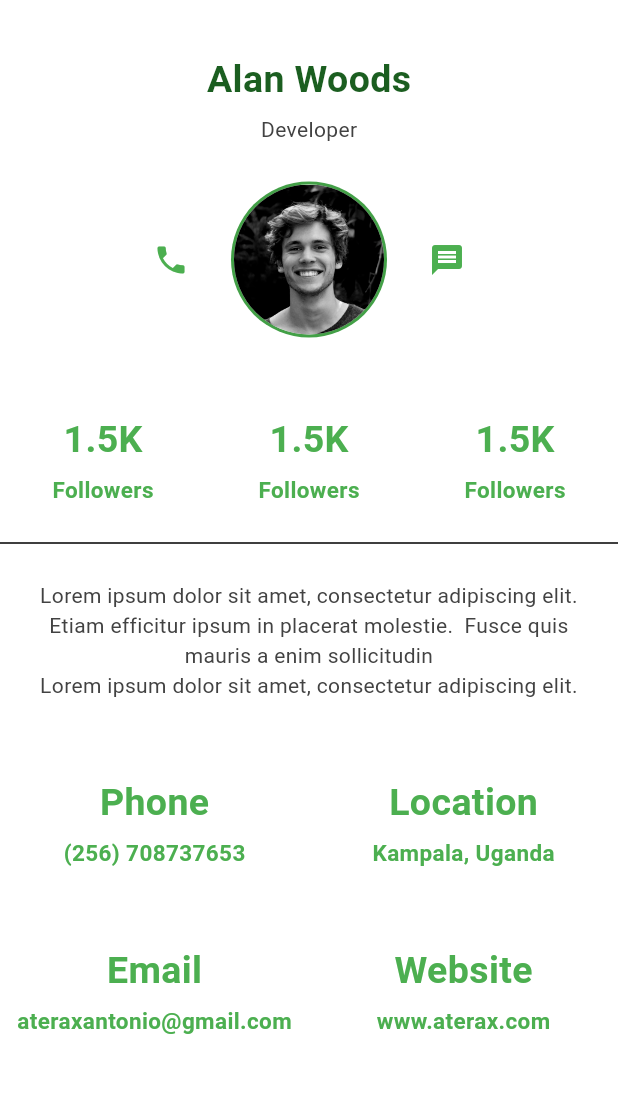
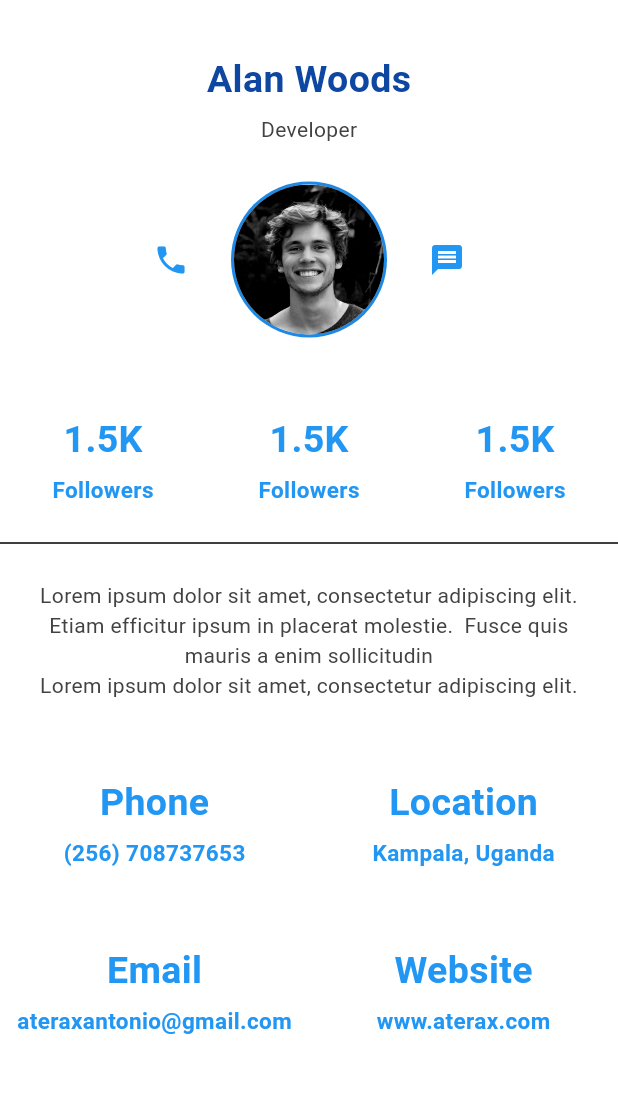
Before and after one commit to kasasa22/WePut, a Flutter app: the Profile screen opened by its route, on a phone screen of 412 x 824 dp, the part 84-1177 px from its top. Run offline on Flutter 3.47's test engine with Material 3 defaults, Android fonts, the phone set to English and light mode, and no system bars; our stand-ins replace cloud_firestore, firebase_auth, firebase_core, fl_chart, settings_ui; accounts and stored records are empty.

Commit message:
Jan 8, 2024, 1:23 PM

```diff
--- a/lib/pages/profile.dart
+++ b/lib/pages/profile.dart
@@ -52,14 +52,14 @@ class Profile extends StatelessWidget {
             Text("Alan Woods",
                 style: TextStyle(
                     fontWeight: FontWeight.bold,
-                    color: Colors.green[900],
+                    color: Colors.blue[900],
                     fontSize: 25)),
             Container(
               height: 5,
             ),
             Text(
               "Developer",
-              style: TextStyle(color: Colors.green[60]),
+              style: TextStyle(color: Colors.blue[60]),
             ),
             Container(height: 25),
             Row(
@@ -69,7 +69,7 @@ class Profile extends StatelessWidget {
                   child: const SizedBox(
                     width: 60,
                     height: 60,
-                    child: Icon(Icons.phone, color: Colors.green),
+                    child: Icon(Icons.phone, color: Colors.blue),
                   ),
                   onTap: () {},
                 ),
@@ -78,7 +78,7 @@ class Profile extends StatelessWidget {
                 ),
                 CircleAvatar(
                   radius: 52,
-                  backgroundColor: Colors.green[600],
+                  backgroundColor: Colors.blue[600],
                   child: const CircleAvatar(
                     radius: 50,
                     backgroundImage: AssetImage("assets/images/person.jpg"),
@@ -91,7 +91,7 @@ class Profile extends StatelessWidget {
                   child: const SizedBox(
                     width: 60,
                     height: 60,
-                    child: Icon(Icons.message, color: Colors.green),
+                    child: Icon(Icons.message, color: Colors.blue),
                   ),
                   onTap: () {},
                 ),
@@ -107,7 +107,7 @@ class Profile extends StatelessWidget {
                       "1.5K",
                       style: TextStyle(
                           fontWeight: FontWeight.bold,
-                          color: Colors.green,
+                          color: Colors.blue,
                           fontSize: 25),
                     ),
                     Container(height: 5),
@@ -115,7 +115,7 @@ class Profile extends StatelessWidget {
                       "Followers",
                       style: TextStyle(
                           fontWeight: FontWeight.bold,
-                          color: Colors.green,
+                          color: Colors.blue,
                           fontSize: 15),
                     ),
                   ]),
@@ -127,7 +127,7 @@ class Profile extends StatelessWidget {
                       "1.5K",
                       style: TextStyle(
                           fontWeight: FontWeight.bold,
-                          color: Colors.green,
+                          color: Colors.blue,
                           fontSize: 25),
                     ),
                     Container(height: 5),
@@ -135,7 +135,7 @@ class Profile extends StatelessWidget {
                       "Followers",
                       style: TextStyle(
                           fontWeight: FontWeight.bold,
-                          color: Colors.green,
+                          color: Colors.blue,
                           fontSize: 15),
                     ),
                   ]),
@@ -147,7 +147,7 @@ class Profile extends StatelessWidget {
                       "1.5K",
                       style: TextStyle(
                           fontWeight: FontWeight.bold,
-                          color: Colors.green,
+                          color: Colors.blue,
                           fontSize: 25),
                     ),
                     Container(height: 5),
@@ -155,7 +155,7 @@ class Profile extends StatelessWidget {
                       "Followers",
                       style: TextStyle(
                           fontWeight: FontWeight.bold,
-                          color: Colors.green,
+                          color: Colors.blue,
                           fontSize: 15),
                     ),
                   ]),
@@ -170,7 +170,7 @@ class Profile extends StatelessWidget {
               child: Text(
                 MyStrings.middle_lorem_ipsum,
                 textAlign: TextAlign.center,
-                selectionColor: Colors.green[900],
+                selectionColor: Colors.blue[900],
               ),
             ),
             Container(
@@ -178,7 +178,7 @@ class Profile extends StatelessWidget {
               child: Text(
                 MyStrings.short_lorem_ipsum,
                 textAlign: TextAlign.center,
-                selectionColor: Colors.green[900],
+                selectionColor: Colors.blue[900],
               ),
             ),
             Container(
@@ -193,7 +193,7 @@ class Profile extends StatelessWidget {
                       "Phone",
                       style: TextStyle(
                           fontWeight: FontWeight.bold,
-                          color: Colors.green,
+                          color: Colors.blue,
                           fontSize: 25),
                     ),
                     Container(height: 5),
@@ -201,7 +201,7 @@ class Profile extends StatelessWidget {
                       "(256) 708737653",
                       style: TextStyle(
                           fontWeight: FontWeight.bold,
-                          color: Colors.green,
+                          color: Colors.blue,
                           fontSize: 15),
                     ),
                   ]),
@@ -213,7 +213,7 @@ class Profile extends StatelessWidget {
                       "Location",
                       style: TextStyle(
                           fontWeight: FontWeight.bold,
-                          color: Colors.green,
+                          color: Colors.blue,
                           fontSize: 25),
                     ),
                     Container(height: 5),
@@ -221,7 +221,7 @@ class Profile extends StatelessWidget {
                       "Kampala, Uganda",
                       style: TextStyle(
                           fontWeight: FontWeight.bold,
-                          color: Colors.green,
+                          color: Colors.blue,
                           fontSize: 15),
                     ),
                   ]),
@@ -240,7 +240,7 @@ class Profile extends StatelessWidget {
                       "Email",
                       style: TextStyle(
                           fontWeight: FontWeight.bold,
-                          color: Colors.green,
+                          color: Colors.blue,
                           fontSize: 25),
                     ),
                     Container(height: 5),
@@ -248,7 +248,7 @@ class Profile extends StatelessWidget {
                       "ateraxantonio@gmail.com",
                       style: TextStyle(
                           fontWeight: FontWeight.bold,
-                          color: Colors.green,
+                          color: Colors.blue,
                           fontSize: 15),
                     ),
                   ]),
@@ -260,7 +260,7 @@ class Profile extends StatelessWidget {
                       "Website",
                       style: TextStyle(
                           fontWeight: FontWeight.bold,
-                          color: Colors.green,
+                          color: Colors.blue,
                           fontSize: 25),
                     ),
                     Container(height: 5),
@@ -268,7 +268,7 @@ class Profile extends StatelessWidget {
                       "www.aterax.com",
                       style: TextStyle(
                           fontWeight: FontWeight.bold,
-                          color: Colors.green,
+                          color: Colors.blue,
                           fontSize: 15),
                     ),
                   ]),
```
